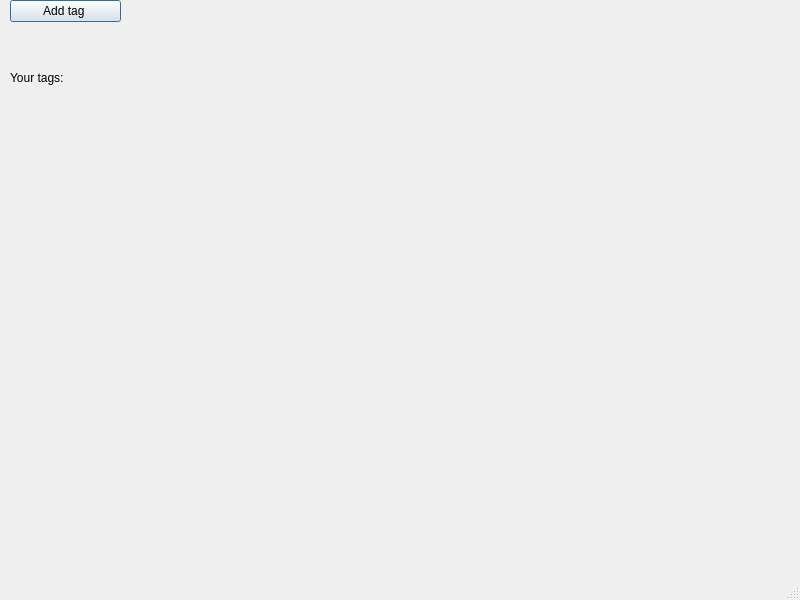
redbutterfly4/emphizor, file design.ui: the form before one commit.
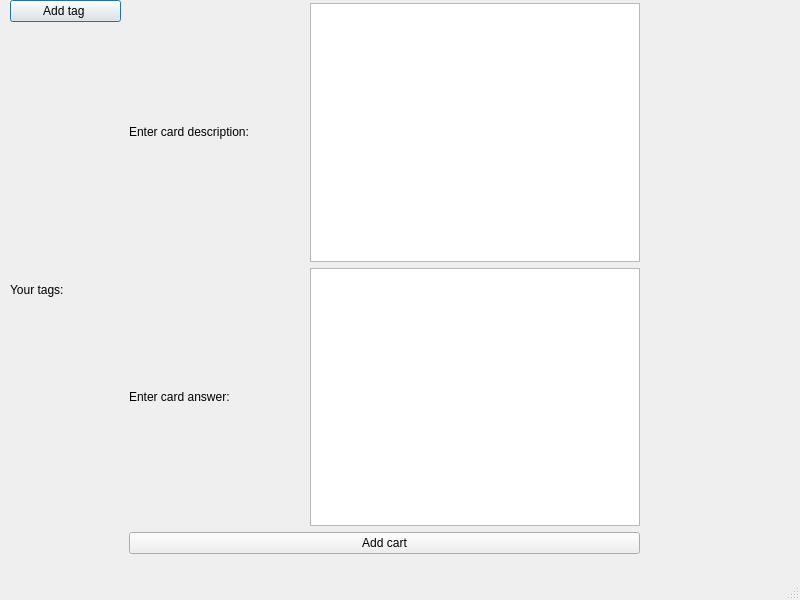
The form after the commit.

Commit message: made a card add UI draft

Diff of the .ui file:
```diff
--- a/design.ui
+++ b/design.ui
@@ -11,7 +11,10 @@
    </rect>
   </property>
   <property name="windowTitle">
-   <string>Emphizer</string>
+   <string>Emphizor</string>
+  </property>
+  <property name="documentMode">
+   <bool>false</bool>
   </property>
   <widget class="QWidget" name="centralwidget">
    <widget class="QWidget" name="verticalLayoutWidget">
@@ -20,7 +23,7 @@
       <x>10</x>
       <y>0</y>
       <width>111</width>
-      <height>128</height>
+      <height>551</height>
      </rect>
     </property>
     <layout class="QVBoxLayout" name="verticalLayout">
@@ -42,6 +45,9 @@
        <property name="frameShape">
         <enum>QFrame::Shape::NoFrame</enum>
        </property>
+       <property name="frameShadow">
+        <enum>QFrame::Shadow::Plain</enum>
+       </property>
        <property name="text">
         <string>Your tags:</string>
        </property>
@@ -49,6 +55,86 @@
      </item>
     </layout>
    </widget>
+   <widget class="QWidget" name="verticalLayoutWidget_2">
+    <property name="geometry">
+     <rect>
+      <x>129</x>
+      <y>3</y>
+      <width>511</width>
+      <height>551</height>
+     </rect>
+    </property>
+    <layout class="QVBoxLayout" name="AddCartIntaerfaceLayout">
+     <item>
+      <layout class="QHBoxLayout" name="CardDescripitionLayout">
+       <item>
+        <widget class="QLabel" name="CardDescriptionLabel">
+         <property name="minimumSize">
+          <size>
+           <width>175</width>
+           <height>0</height>
+          </size>
+         </property>
+         <property name="maximumSize">
+          <size>
+           <width>175</width>
+           <height>70</height>
+          </size>
+         </property>
+         <property name="text">
+          <string>Enter card description:</string>
+         </property>
+        </widget>
+       </item>
+       <item>
+        <widget class="QTextEdit" name="CardDescriptionTextEdit"/>
+       </item>
+      </layout>
+     </item>
+     <item>
+      <layout class="QHBoxLayout" name="CardAnswerLayout">
+       <item>
+        <widget class="QLabel" name="CardAnswerLabel">
+         <property name="minimumSize">
+          <size>
+           <width>175</width>
+           <height>0</height>
+          </size>
+         </property>
+         <property name="maximumSize">
+          <size>
+           <width>175</width>
+           <height>16777215</height>
+          </size>
+         </property>
+         <property name="text">
+          <string>Enter card answer:</string>
+         </property>
+        </widget>
+       </item>
+       <item>
+        <widget class="QTextEdit" name="textEdit"/>
+       </item>
+      </layout>
+     </item>
+     <item>
+      <widget class="QPushButton" name="addCartButton">
+       <property name="maximumSize">
+        <size>
+         <width>16777215</width>
+         <height>16777215</height>
+        </size>
+       </property>
+       <property name="text">
+        <string>Add cart</string>
+       </property>
+       <property name="flat">
+        <bool>false</bool>
+       </property>
+      </widget>
+     </item>
+    </layout>
+   </widget>
   </widget>
   <widget class="QMenuBar" name="menubar">
    <property name="geometry">
```
The commit also changes 2 other files.
